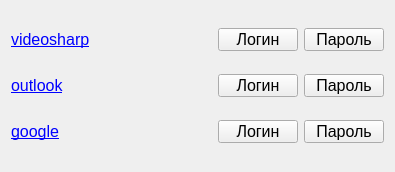
Old version of the form passwordmanager.ui in the repository lefrostxgcc/PasswordManager.
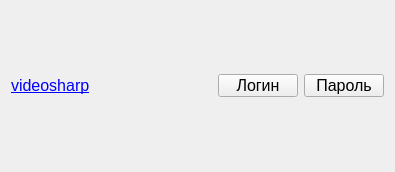
New version of the form. Icons and pictures are not drawn.

Commit message: Prepared template widgets for site, login and password

What changed in the file:
```diff
--- a/passwordmanager.ui
+++ b/passwordmanager.ui
@@ -38,30 +38,6 @@
       </property>
      </widget>
     </item>
-    <item row="0" column="1">
-     <widget class="QPushButton" name="pushButtonLoginVideosharp">
-      <property name="minimumSize">
-       <size>
-        <width>80</width>
-        <height>23</height>
-       </size>
-      </property>
-      <property name="maximumSize">
-       <size>
-        <width>80</width>
-        <height>23</height>
-       </size>
-      </property>
-      <property name="font">
-       <font>
-        <pointsize>12</pointsize>
-       </font>
-      </property>
-      <property name="text">
-       <string>Логин</string>
-      </property>
-     </widget>
-    </item>
     <item row="0" column="2">
      <widget class="QPushButton" name="pushButtonPasswordVideosharp">
       <property name="minimumSize">
@@ -86,27 +62,8 @@
       </property>
      </widget>
     </item>
-    <item row="1" column="0">
-     <widget class="QLabel" name="labelOutlook">
-      <property name="font">
-       <font>
-        <pointsize>12</pointsize>
-        <underline>false</underline>
-       </font>
-      </property>
-      <property name="autoFillBackground">
-       <bool>false</bool>
-      </property>
-      <property name="text">
-       <string>&lt;a href=&quot;https://www.outlook.com&quot;&gt;outlook&lt;/a&gt;</string>
-      </property>
-      <property name="openExternalLinks">
-       <bool>true</bool>
-      </property>
-     </widget>
-    </item>
-    <item row="1" column="1">
-     <widget class="QPushButton" name="pushButtonLoginOutlook">
+    <item row="0" column="1">
+     <widget class="QPushButton" name="pushButtonLoginTemplate">
       <property name="minimumSize">
        <size>
         <width>80</width>
@@ -129,97 +86,6 @@
       </property>
      </widget>
     </item>
-    <item row="1" column="2">
-     <widget class="QPushButton" name="pushButtonPasswordOutlook">
-      <property name="minimumSize">
-       <size>
-        <width>80</width>
-        <height>23</height>
-       </size>
-      </property>
-      <property name="maximumSize">
-       <size>
-        <width>80</width>
-        <height>23</height>
-       </size>
-      </property>
-      <property name="font">
-       <font>
-        <pointsize>12</pointsize>
-       </font>
-      </property>
-      <property name="text">
-       <string>Пароль</string>
-      </property>
-     </widget>
-    </item>
-    <item row="2" column="0">
-     <widget class="QLabel" name="labelGmail">
-      <property name="font">
-       <font>
-        <pointsize>12</pointsize>
-        <underline>false</underline>
-       </font>
-      </property>
-      <property name="autoFillBackground">
-       <bool>false</bool>
-      </property>
-      <property name="text">
-       <string>&lt;a href=&quot;https://www.google.com&quot;&gt;google&lt;/a&gt;</string>
-      </property>
-      <property name="openExternalLinks">
-       <bool>true</bool>
-      </property>
-     </widget>
-    </item>
-    <item row="2" column="1">
-     <widget class="QPushButton" name="pushButtonLoginGmail">
-      <property name="minimumSize">
-       <size>
-        <width>80</width>
-        <height>23</height>
-       </size>
-      </property>
-      <property name="maximumSize">
-       <size>
-        <width>80</width>
-        <height>23</height>
-       </size>
-      </property>
-      <property name="font">
-       <font>
-        <pointsize>12</pointsize>
-       </font>
-      </property>
-      <property name="text">
-       <string>Логин</string>
-      </property>
-     </widget>
-    </item>
-    <item row="2" column="2">
-     <widget class="QPushButton" name="pushButtonPasswordGmail">
-      <property name="minimumSize">
-       <size>
-        <width>80</width>
-        <height>23</height>
-       </size>
-      </property>
-      <property name="maximumSize">
-       <size>
-        <width>80</width>
-        <height>23</height>
-       </size>
-      </property>
-      <property name="font">
-       <font>
-        <pointsize>12</pointsize>
-       </font>
-      </property>
-      <property name="text">
-       <string>Пароль</string>
-      </property>
-     </widget>
-    </item>
    </layout>
   </widget>
  </widget>
```
Left out of the diff: 10 changed lines with no effect on the pictures.
